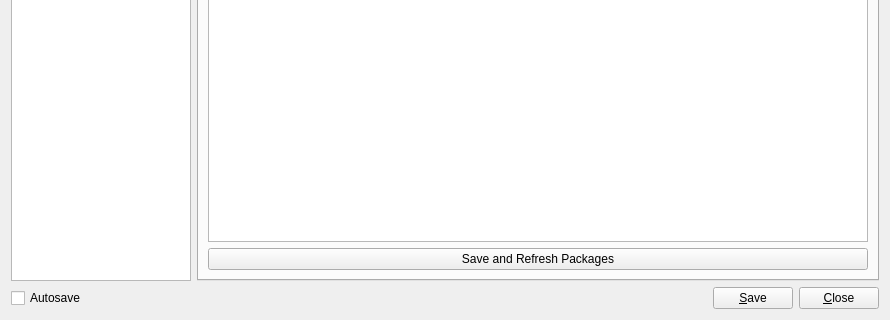
This is res/ui/config_panel.ui in lambdcalculus/AO2-Client as Qt 5 draws it before an edit; both pictures show x 0 to 890 and y 224 to 544 of the 890 by 544 pixel window. The edited form follows.
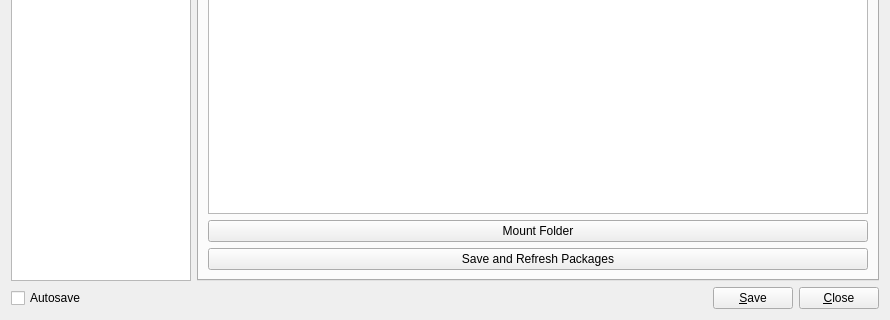
This is the edited form. The open tabs and pages were chosen to show the change.

Diff of the .ui file:
```diff
--- a/res/ui/config_panel.ui
+++ b/res/ui/config_panel.ui
@@ -701,6 +701,13 @@
            </property>
           </widget>
          </item>
+         <item>
+          <widget class="QPushButton" name="btnMountFolder">
+           <property name="text">
+            <string>Mount Folder</string>
+           </property>
+          </widget>
+         </item>
          <item>
           <widget class="QPushButton" name="load_new_packages">
            <property name="text">
```
Left out of the diff: 2 changed lines with no effect on the pictures.
